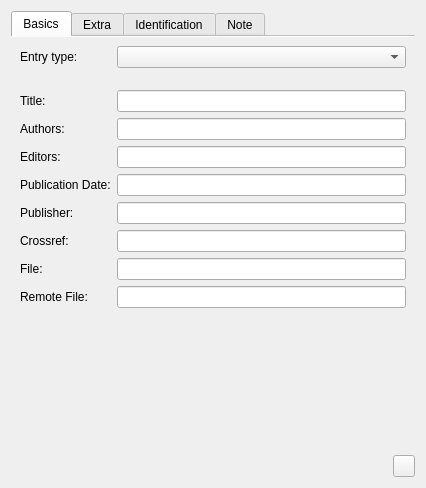
Old version of the form src/sidebar/publicationwidget.ui in the repository KDE/conquirere.
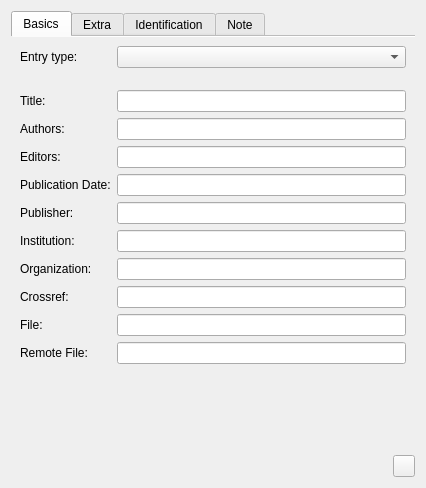
New version of the form. Custom widgets are drawn as their Qt base class.

Commit message: add widgets to add nfo:RemoteDataObject and nfo:FileDataObject and changed Qlabel to KSqueezedTextlabel

```diff
--- a/src/sidebar/publicationwidget.ui
+++ b/src/sidebar/publicationwidget.ui
@@ -50,7 +50,7 @@
          </property>
         </widget>
        </item>
-       <item row="1" column="1">
+       <item row="2" column="1">
         <spacer name="verticalSpacer">
          <property name="orientation">
           <enum>Qt::Vertical</enum>
@@ -66,7 +66,7 @@
          </property>
         </spacer>
        </item>
-       <item row="2" column="0">
+       <item row="4" column="0">
         <widget class="QLabel" name="label_3">
          <property name="text">
           <string>Title:</string>
@@ -76,10 +76,10 @@
          </property>
         </widget>
        </item>
-       <item row="2" column="1">
+       <item row="4" column="1">
         <widget class="StringEdit" name="editTitle"/>
        </item>
-       <item row="3" column="0">
+       <item row="6" column="0">
         <widget class="QLabel" name="label_4">
          <property name="text">
           <string>Authors:</string>
@@ -89,10 +89,10 @@
          </property>
         </widget>
        </item>
-       <item row="3" column="1">
+       <item row="6" column="1">
         <widget class="ContactEdit" name="editAuthors"/>
        </item>
-       <item row="4" column="0">
+       <item row="8" column="0">
         <widget class="QLabel" name="label_12">
          <property name="text">
           <string>Editors:</string>
@@ -102,10 +102,10 @@
          </property>
         </widget>
        </item>
-       <item row="4" column="1">
+       <item row="8" column="1">
         <widget class="ContactEdit" name="editEditor"/>
        </item>
-       <item row="5" column="0">
+       <item row="10" column="0">
         <widget class="QLabel" name="label_5">
          <property name="text">
           <string>Publication Date:</string>
@@ -115,10 +115,10 @@
          </property>
         </widget>
        </item>
-       <item row="5" column="1">
+       <item row="10" column="1">
         <widget class="StringEdit" name="editDate"/>
        </item>
-       <item row="6" column="0">
+       <item row="12" column="0">
         <widget class="QLabel" name="label_10">
          <property name="text">
           <string>Publisher:</string>
@@ -128,10 +128,45 @@
          </property>
         </widget>
        </item>
-       <item row="6" column="1">
+       <item row="12" column="1">
         <widget class="ContactEdit" name="editPublisher"/>
        </item>
-       <item row="8" column="0">
+       <item row="14" column="0">
+        <widget class="QLabel" name="label_28">
+         <property name="text">
+          <string>Institution:</string>
+         </property>
+         <property name="buddy">
+          <cstring>editCrossref</cstring>
+         </property>
+        </widget>
+       </item>
+       <item row="16" column="0">
+        <widget class="QLabel" name="label_27">
+         <property name="text">
+          <string>Organization:</string>
+         </property>
+         <property name="buddy">
+          <cstring>editCrossref</cstring>
+         </property>
+        </widget>
+       </item>
+       <item row="16" column="1">
+        <widget class="StringEdit" name="editOrganization"/>
+       </item>
+       <item row="21" column="1">
+        <widget class="FileObjectEdit" name="editFileObject"/>
+       </item>
+       <item row="23" column="1">
+        <widget class="FileObjectEdit" name="editRemoteObject"/>
+       </item>
+       <item row="14" column="1">
+        <widget class="StringEdit" name="editInstitution"/>
+       </item>
+       <item row="19" column="1">
+        <widget class="StringEdit" name="editCrossref"/>
+       </item>
+       <item row="19" column="0">
         <widget class="QLabel" name="label_18">
          <property name="text">
           <string>Crossref:</string>
@@ -141,10 +176,7 @@
          </property>
         </widget>
        </item>
-       <item row="8" column="1">
-        <widget class="StringEdit" name="editCrossref"/>
-       </item>
-       <item row="10" column="0">
+       <item row="21" column="0">
         <widget class="QLabel" name="label_25">
          <property name="text">
           <string>File:</string>
@@ -154,10 +186,7 @@
          </property>
         </widget>
        </item>
-       <item row="10" column="1">
-        <widget class="StringEdit" name="editFileObject"/>
-       </item>
-       <item row="12" column="0">
+       <item row="23" column="0">
         <widget class="QLabel" name="label_16">
          <property name="text">
           <string>Remote File:</string>
@@ -167,9 +196,6 @@
          </property>
         </widget>
        </item>
-       <item row="12" column="1">
-        <widget class="StringEdit" name="editRemoteObject"/>
-       </item>
       </layout>
      </widget>
      <widget class="QWidget" name="tab_2">
@@ -510,6 +536,11 @@
    <extends>QLineEdit</extends>
    <header>propertywidgets/volumenumberedit.h</header>
   </customwidget>
+  <customwidget>
+   <class>FileObjectEdit</class>
+   <extends>QLineEdit</extends>
+   <header>propertywidgets/fileobjectedit.h</header>
+  </customwidget>
  </customwidgets>
  <resources/>
  <connections>
```
The commit also changes 6 other files.
